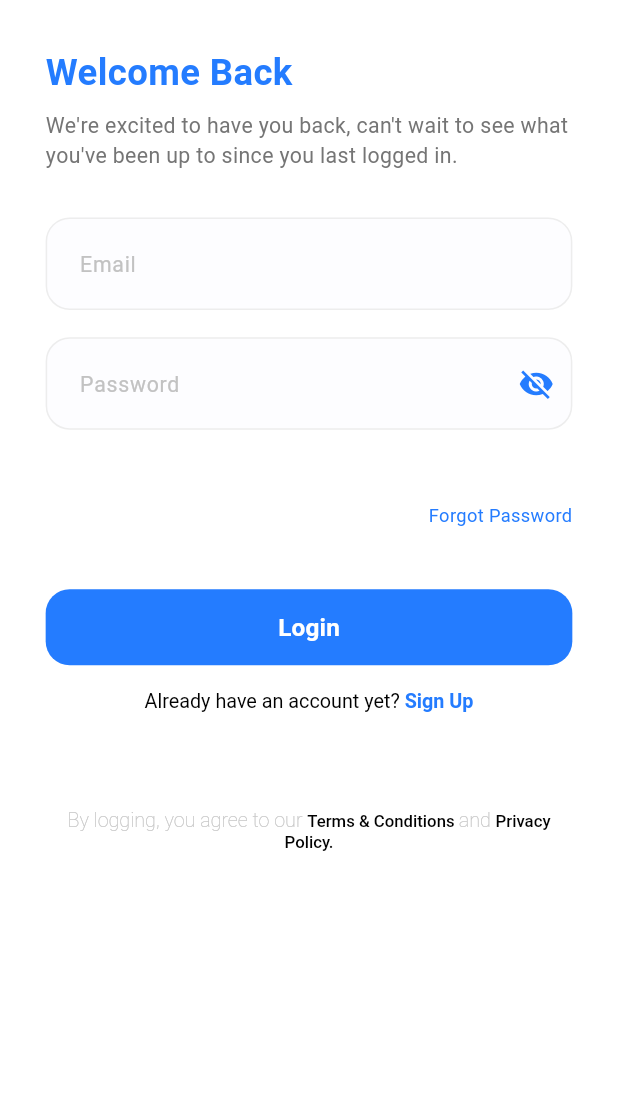
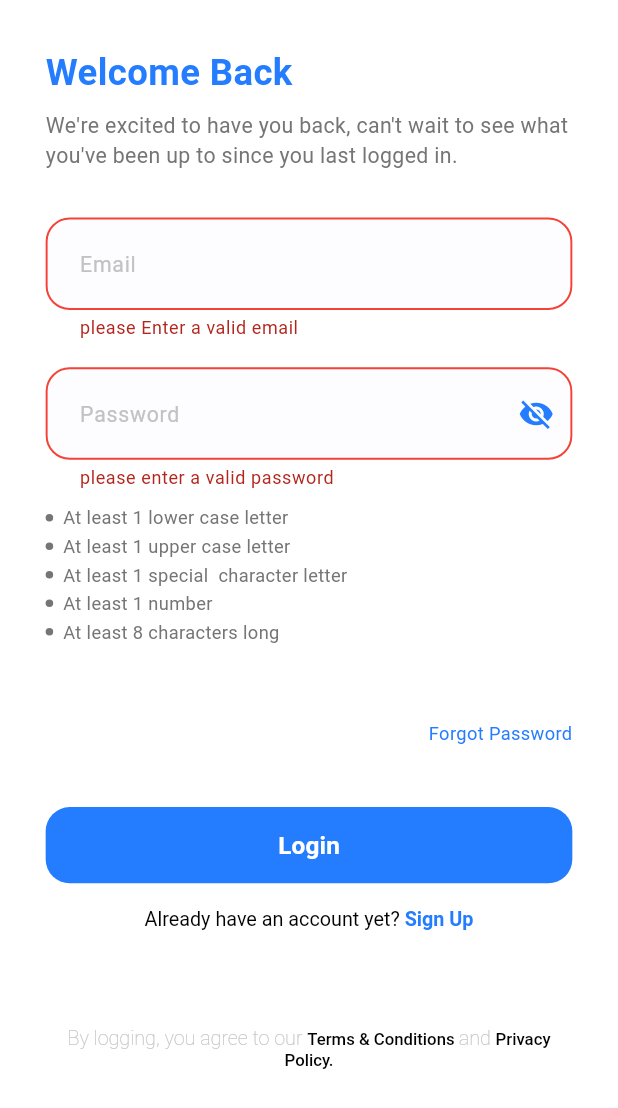
Before and after one commit to tolpa888/docdoc_app, a Flutter app: the LoginScreen screen opened by its route, after a tap on "Login", on a phone screen of 412 x 824 dp. Shown: the top 1108 px of the screen. Run offline on Flutter 3.47's test engine with Material 3 defaults, Android fonts, the light colour scheme and no system bars; our stand-ins replace dio, flutter_bloc, flutter_screenutil, flutter_svg, freezed_annotation and 2 more; missing offline and left inert: dart:ffi; generated files the repository leaves out were written again.

Commit message:
add login repositry add login cubit, state add login request body, response, model

```diff
--- /dev/null
+++ b/lib/core/helpers/regex_text_form.dart
@@ -0,0 +1,37 @@
+class AppRegex {
+ static bool  isValidEmail (String email){
+    return  RegExp(r"^[a-zA-Z0-9.]+@[a-zA-Z0-9]+\.[a-zA-Z]+").hasMatch(email);
+
+  }
+
+
+  static bool  hasDigit (String password){
+   return
+     RegExp(r'[0-9]').hasMatch(password);
+
+  }
+
+ static bool  hasLowerCase (String password){
+   return
+     RegExp(r'[a-z]').hasMatch(password);
+
+ }
+ static bool  hasSpecialCharacter (String password){
+   return
+     RegExp(r'[!@#$%^&*(),.?":{}|<>]').hasMatch(password);
+
+ }
+ static bool  hasUpperCase (String password){
+   return
+     RegExp(r'[A-Z]').hasMatch(password);
+
+ }
+ static bool  hasMinimumLength (String password){
+   return
+     RegExp(r'^(?=.{8,})').hasMatch(password);
+
+ }
+
+
+
+}
--- a/lib/core/routing/app_router.dart
+++ b/lib/core/routing/app_router.dart
@@ -5,6 +5,7 @@ import 'package:docdoc_app/core/routing/routes.dart';
 import 'package:docdoc_app/features/login/ui/widget/login_screen.dart';
 import 'package:docdoc_app/features/onboarding/onboarding_screen.dart';
 import 'package:flutter_bloc/flutter_bloc.dart';
+import 'package:docdoc_app/features/home/home.dart';
 
 class AppRouter {
   Route generateRoutes(RouteSettings settings) {
@@ -17,6 +18,8 @@ class AppRouter {
                   create: (context) => getIt<LoginCubit>(),
                   child: LoginScreen(),
                 ));
+      case Routes.homeScreen:
+        return MaterialPageRoute(builder: (_) => HomeScreen());
       default:
         return MaterialPageRoute(
             builder: (_) => Scaffold(
--- a/lib/core/routing/routes.dart
+++ b/lib/core/routing/routes.dart
@@ -1,4 +1,5 @@
 class Routes {
   static const String onboardingScreen = '/onboardingScreen';
   static const String loginScreen = '/loginScreen';
+  static const String homeScreen = '/homeScreen';
 }
--- a/lib/core/theming/styles.dart
+++ b/lib/core/theming/styles.dart
@@ -59,4 +59,13 @@ class Styles {
       fontSize: 13.sp,
       fontWeight: FontWeightHelper.thin
   );
+  static TextStyle font13splightGreyBold = TextStyle(
+      color: Colors.grey,
+      fontSize: 13.sp,
+      fontWeight: FontWeightHelper.bold
+  );
+  static TextStyle font13splightGreyregular = TextStyle(
+  color: ColorsManger.grey,
+  fontSize: 12.sp,
+  fontWeight: FontWeightHelper.regular);
 }
--- a/lib/core/widgets/docdoc_text_form_field.dart
+++ b/lib/core/widgets/docdoc_text_form_field.dart
@@ -1,3 +1,5 @@
+import 'dart:ffi';
+
 import 'package:docdoc_app/core/theming/colors.dart';
 import 'package:docdoc_app/core/theming/styles.dart';
 import 'package:flutter/cupertino.dart';
@@ -14,6 +16,8 @@ class DocdocTextFormField extends StatelessWidget {
   final bool? isObscureText;
   final Widget? suffixIcon;
   final Color? fillColor;
+  final TextEditingController? controller;
+  final Function(String?) validator;
 
   const DocdocTextFormField(
       {super.key,
@@ -25,7 +29,9 @@ class DocdocTextFormField extends StatelessWidget {
       required this.hintText,
       this.isObscureText,
       this.suffixIcon,
-      this.fillColor});
+      this.fillColor,
+      this.controller,
+      required this.validator});
 
   @override
   Widget build(BuildContext context) {
@@ -40,7 +46,6 @@ class DocdocTextFormField extends StatelessWidget {
                 borderSide: const BorderSide(
                   color: ColorsManger.ligterGrey,
                   width: 1,
-
                 ),
                 borderRadius: BorderRadius.circular(16)),
         focusedBorder: focusedBorder ??
@@ -48,7 +53,20 @@ class DocdocTextFormField extends StatelessWidget {
                 borderSide: const BorderSide(
                   color: ColorsManger.mainblue,
                   width: 1.3,
-
+                ),
+                borderRadius: BorderRadius.circular(16)),
+        errorBorder: focusedBorder ??
+            OutlineInputBorder(
+                borderSide: const BorderSide(
+                  color: Colors.red,
+                  width: 1.3,
+                ),
+                borderRadius: BorderRadius.circular(16)),
+        focusedErrorBorder: focusedBorder ??
+            OutlineInputBorder(
+                borderSide: const BorderSide(
+                  color: Colors.red,
+                  width: 1.3,
                 ),
                 borderRadius: BorderRadius.circular(16)),
         hintStyle: hintStyle ?? Styles.font14splightGreyRegular,
@@ -57,6 +75,11 @@ class DocdocTextFormField extends StatelessWidget {
       ),
       obscureText: isObscureText ?? false,
       style: inputTextStyles ?? Styles.font14spMiblackRegular,
+      controller: controller,
+      validator: (value){
+        return
+            validator(value);
+      },
     );
   }
 }
--- /dev/null
+++ b/lib/features/home/home.dart
@@ -0,0 +1,14 @@
+import 'package:flutter/cupertino.dart';
+import 'package:flutter/material.dart';
+
+class HomeScreen extends StatelessWidget{
+  @override
+  Widget build(BuildContext context) {
+  return
+    Scaffold(
+      appBar: AppBar(title: Text('Welcome to home screen'),),
+      body: Center(child: Text('Welcome to home Screen!!!!!!!!!')),
+    );
+  }
+
+}
--- a/lib/features/login/data/model/login_request_body.dart
+++ b/lib/features/login/data/model/login_request_body.dart
@@ -6,7 +6,9 @@ class LoginRequesBody {
   final String? email;
   final String? password;
 
-  LoginRequesBody(this.email, this.password);
+  LoginRequesBody({required this.email, required this.password});
+
+
 
   Map<String, dynamic> toJson() => _$LoginRequesBodyToJson(this);
 }
--- a/lib/features/login/logic/login_cubit.dart
+++ b/lib/features/login/logic/login_cubit.dart
@@ -1,10 +1,14 @@
 import 'package:docdoc_app/features/login/data/model/login_request_body.dart';
 import 'package:docdoc_app/features/login/logic/login_state.dart';
 import 'package:docdoc_app/features/login/data/repositry/login_repo.dart';
+import 'package:flutter/cupertino.dart';
 import 'package:flutter_bloc/flutter_bloc.dart';
 
 class LoginCubit extends Cubit<LoginState> {
   final LoginRepo _loginRepo;
+  final formKey = GlobalKey<FormState>();
+  TextEditingController emailController = TextEditingController();
+  TextEditingController passwordController = TextEditingController();
 
   LoginCubit(this._loginRepo) : super(const LoginState.initial());
 
--- /dev/null
+++ b/lib/features/login/ui/widget/email_and_password.dart
@@ -0,0 +1,107 @@
+import 'package:docdoc_app/core/helpers/regex_text_form.dart';
+import 'package:docdoc_app/features/login/logic/login_cubit.dart';
+import 'package:docdoc_app/features/login/ui/widget/password_validations.dart';
+import 'package:flutter/cupertino.dart';
+import 'package:flutter/material.dart';
+import 'package:flutter_bloc/flutter_bloc.dart';
+import '../../../../core/helpers/spacing.dart';
+import '../../../../core/theming/colors.dart';
+import '../../../../core/widgets/docdoc_text_form_field.dart';
+
+
+class EmailAndPassword extends StatefulWidget {
+  @override
+  State<EmailAndPassword> createState() => _EmailAndPasswordState();
+}
+
+class _EmailAndPasswordState extends State<EmailAndPassword> {
+  bool isObscureText = true;
+  late TextEditingController passwordController;
+  bool hasLowerCase = false ;
+  bool hasUpperrCase = false;
+  bool hasSpecialCharacter = false;
+  bool hasNumber = false;
+  bool hasMinimumLength = false;
+  @override
+  void initState() {
+    super.initState();
+    passwordController = context.read<LoginCubit>().passwordController;
+    setupPasswordControllerListener();
+
+  }
+
+  Widget build(BuildContext context) {
+
+     return
+     Form(
+       key: context.read<LoginCubit>().formKey,
+      child: Column(
+        children: [
+
+          DocdocTextFormField(
+
+            controller: context.read<LoginCubit>().emailController,
+            validator: (value){
+              if (value == null || value.isEmpty || !AppRegex.isValidEmail(value)){
+                return
+                    'please Enter a valid email';
+              }
+            },
+            hintText: 'Email',
+          ),
+          verticalSpacing(18),
+          DocdocTextFormField(
+            controller: context.read<LoginCubit>().passwordController,
+            hintText: 'Password',
+            isObscureText: isObscureText,
+            suffixIcon: GestureDetector(
+              onTap: () {
+                setState(() {
+                  isObscureText = !isObscureText;
+                });
+              },
+              child: Icon(
+                isObscureText ? Icons.visibility_off : Icons.visibility,
+                color: ColorsManger.mainblue,
+              ),
+            ),
+            validator: (value){
+              if (value == null || value.isEmpty){
+                return
+                    'please enter a valid password';
+              }
+
+            },
+          ),
+
+          PasswordValidations(
+            hasLowerCase: hasLowerCase,
+            hasMinimumLength: hasMinimumLength,
+            hasNumber: hasNumber,
+            hasSpecialCharacter: hasSpecialCharacter,
+            hasUpperrCase: hasUpperrCase,
+
+          ),
+        ],
+      ),
+    );
+
+  }
+  void setupPasswordControllerListener(){
+    passwordController.addListener(() {
+      setState(() {
+        hasLowerCase = AppRegex.hasLowerCase(passwordController.text);
+        hasUpperrCase = AppRegex.hasUpperCase(passwordController.text);
+        hasSpecialCharacter = AppRegex.hasSpecialCharacter(passwordController.text);
+        hasNumber = AppRegex.hasDigit(passwordController.text);
+        hasMinimumLength = AppRegex.hasMinimumLength(passwordController.text);
+      });
+    });
+  }
+  @override
+  void dispose() {
+    // TODO: implement dispose
+    super.dispose();
+    passwordController.dispose();
+  }
+}
--- /dev/null
+++ b/lib/features/login/ui/widget/login_cubit_listener.dart
@@ -0,0 +1,51 @@
+import 'package:docdoc_app/core/helpers/extensions.dart';
+import 'package:docdoc_app/core/routing/routes.dart';
+import 'package:docdoc_app/core/theming/colors.dart';
+import 'package:docdoc_app/core/theming/styles.dart';
+import 'package:docdoc_app/features/login/logic/login_cubit.dart';
+import 'package:docdoc_app/features/login/logic/login_state.dart';
+import 'package:flutter/cupertino.dart';
+import 'package:flutter/material.dart';
+import 'package:flutter_bloc/flutter_bloc.dart';
+
+class LoginCubitListener extends StatelessWidget {
+  @override
+  Widget build(BuildContext context) {
+   return
+       BlocListener<LoginCubit, LoginState>(
+         listenWhen: (previous, current) => current is Loding || current is Success || current is Error,
+
+           listener: (context, state){
+           state.whenOrNull(
+             loading: (){
+               showDialog(context: context, builder: (context) => Center(
+                 child: CircularProgressIndicator(
+                   color: ColorsManger.mainblue,
+                 ),
+
+               ));
+             },
+               success: (loginResponse){
+               context.pop();
+context.pushNamed(Routes.homeScreen);
+               },
+             error: (error){
+               context.pop();
+               showDialog(context: context,
+                   builder: (context)=> AlertDialog(
+                     icon: Icon(Icons.error, color: Colors.red,size: 32,
+                     ),
+                     content: Text(error, style: Styles.font13spMainBlueSemiBold),
+                     actions: [
+                       TextButton(onPressed: (){context.pop();}, child: Text('Got it',style: Styles.font14spGreyRegular,))
+                     ],
+                   ));
+             }
+           );
+           },
+         child: SizedBox.shrink(),
+
+       );
+  }
+
+}
--- a/lib/features/login/ui/widget/login_screen.dart
+++ b/lib/features/login/ui/widget/login_screen.dart
@@ -3,21 +3,20 @@ import 'package:docdoc_app/core/theming/colors.dart';
 import 'package:docdoc_app/core/theming/styles.dart';
 import 'package:docdoc_app/core/widgets/docdoc_text_button.dart';
 import 'package:docdoc_app/core/widgets/docdoc_text_form_field.dart';
+import 'package:docdoc_app/features/login/data/model/login_request_body.dart';
+import 'package:docdoc_app/features/login/logic/login_cubit.dart';
+import 'package:docdoc_app/features/login/ui/widget/email_and_password.dart';
 import 'package:flutter/material.dart';
+import 'package:flutter_bloc/flutter_bloc.dart';
 import 'package:flutter_screenutil/flutter_screenutil.dart';
 import 'package:docdoc_app/features/login/ui/widget/already_have_an_account.dart';
 import 'package:docdoc_app/features/login/ui/widget/terms_and_conditions.dart';
+import 'package:docdoc_app/features/login/data/model/login_request_body.dart';
 
-class LoginScreen extends StatefulWidget {
+import 'login_cubit_listener.dart';
+
+class LoginScreen extends StatelessWidget {
   const LoginScreen({super.key});
-
-  @override
-  State<LoginScreen> createState() => _LoginScreenState();
-}
-
-class _LoginScreenState extends State<LoginScreen> {
-  final formKey = GlobalKey<FormState>();
-  bool isObscureText = true;
 
   @override
   Widget build(BuildContext context) {
@@ -39,31 +38,11 @@ class _LoginScreenState extends State<LoginScreen> {
                   style: Styles.font14spGreyRegular,
                 ),
                 verticalSpacing(31),
-                Form(
-                  key: formKey,
-                  child: Column(
-                    children: [
-                      const DocdocTextFormField(
-                        hintText: 'Email',
-                      ),
-                      verticalSpacing(18),
-                      DocdocTextFormField(
-                        hintText: 'Password',
-                        isObscureText: isObscureText,
-                        suffixIcon: GestureDetector(
-                          onTap: () {
-                            setState(() {
-                              isObscureText = !isObscureText;
-                            });
-                          },
-                          child: Icon(isObscureText
-                              ? Icons.visibility_off
-                              : Icons.visibility, color: ColorsManger.mainblue,),
-                        ),
-                      ),
-                      verticalSpacing(24),
-                    ],
-                  ),
+                Column(
+                  children: [
+                    EmailAndPassword(),
+                    verticalSpacing(24),
+                  ],
                 ),
                 verticalSpacing(24),
                 Align(
@@ -72,21 +51,33 @@ class _LoginScreenState extends State<LoginScreen> {
                       style: Styles.font12spMainBlueRegular),
                 ),
                 verticalSpacing(40),
-                DocdocTextButton(textButton: 'Login',textStyle: Styles.font16spWhiteSemibold,
-                  onPressed:(){
-
-                } ,),
+                DocdocTextButton(
+                  textButton: 'Login',
+                  textStyle: Styles.font16spWhiteSemibold,
+                  onPressed: () {
+                    validateThenLogin(context);
+                  },
+                ),
                 verticalSpacing(16),
                 AlreadyHaveAnAccount(),
                 verticalSpacing(60),
-                TermsAndConditions()
-
-
+                TermsAndConditions(),
+                LoginCubitListener(),
               ],
             ),
           ),
         ),
       ),
     );
+
+  }
+
+  void validateThenLogin(BuildContext context){
+if (context.read<LoginCubit>().formKey.currentState!.validate()){
+context.read<LoginCubit>().emitLoginState(LoginRequesBody(
+    email: context.read<LoginCubit>().emailController.text,
+    password: context.read<LoginCubit>().passwordController.text));
+
+}
   }
 }
--- /dev/null
+++ b/lib/features/login/ui/widget/password_validations.dart
@@ -0,0 +1,55 @@
+import 'package:docdoc_app/core/helpers/spacing.dart';
+import 'package:docdoc_app/core/theming/colors.dart';
+import 'package:flutter/cupertino.dart';
+import 'package:flutter/material.dart';
+import 'package:docdoc_app/core/theming/styles.dart';
+
+class PasswordValidations extends StatelessWidget {
+  final bool hasLowerCase;
+  final bool hasUpperrCase;
+  final bool hasSpecialCharacter;
+  final bool hasNumber;
+  final bool hasMinimumLength;
+
+  const PasswordValidations({super.key, required this.hasLowerCase, required this.hasUpperrCase, required this.hasSpecialCharacter, required this.hasNumber, required this.hasMinimumLength});
+
+  @override
+  Widget build(BuildContext context) {
+  return
+      Column(
+         children: [
+           verticalSpacing(10),
+           buildingValidationRow('At least 1 lower case letter', hasLowerCase),
+           verticalSpacing(2),
+           buildingValidationRow('At least 1 upper case letter', hasUpperrCase),
+           verticalSpacing(2),
+           buildingValidationRow('At least 1 special  character letter', hasSpecialCharacter),
+           verticalSpacing(2),
+           buildingValidationRow('At least 1 number', hasNumber),
+           verticalSpacing(2),
+           buildingValidationRow('At least 8 characters long', hasMinimumLength),
+           verticalSpacing(2),
+         ],
+      );
+
+  }
+Widget buildingValidationRow(String text, bool hasValitated){
+    return
+       Row(
+         children: [
+           CircleAvatar(
+             radius: 2.5,
+             backgroundColor: ColorsManger.grey,
+
+           ),
+           horzintalSpacing(6),
+           Text(text,style: Styles.font13splightGreyregular.copyWith(
+             decoration: hasValitated ? TextDecoration.lineThrough : null,
+             decorationColor: ColorsManger.mainblue,
+             decorationThickness: 2,
+             color: hasValitated ? ColorsManger.mainblue : ColorsManger.grey,
+           )),
+         ],
+       );
+}
+}
--- a/lib/features/onboarding/onboarding_screen.dart
+++ b/lib/features/onboarding/onboarding_screen.dart
@@ -1,3 +1,5 @@
+import 'package:docdoc_app/core/routing/app_router.dart';
+import 'package:docdoc_app/core/routing/routes.dart';
 import 'package:docdoc_app/core/theming/styles.dart';
 import 'package:docdoc_app/core/widgets/docdoc_text_button.dart';
 import 'package:docdoc_app/features/login/ui/widget/login_screen.dart';
@@ -8,6 +10,7 @@ import 'package:flutter_screenutil/flutter_screenutil.dart';
 import 'package:docdoc_app/features/onboarding/widgets/get_started_button.dart';
 
 class OnboardingScreen extends StatelessWidget {
+
   @override
   Widget build(BuildContext context) {
     return Scaffold(
@@ -35,7 +38,7 @@ class OnboardingScreen extends StatelessWidget {
                     ),
                     SizedBox(height: 18.sp),
                     DocdocTextButton(textButton: 'Get Started',textStyle: Styles.font16spWhiteSemibold, onPressed: (){
-                      Navigator.of(context).push(MaterialPageRoute(builder: (context) => LoginScreen() ));
+                      Navigator.pushNamed(context, Routes.loginScreen);
                     })
                   ],
                 ),
--- a/lib/main.dart
+++ b/lib/main.dart
@@ -2,7 +2,10 @@ import 'package:flutter/material.dart';
 import 'package:docdoc_app/core/routing/app_router.dart';
 import 'package:docdoc_app/doc_app.dart';
 
+import 'core/di/dependency_injection.dart';
+
 void main() {
+  setupGetIt();
   runApp(
     DocApp(appRouter: AppRouter()),
   );
```
